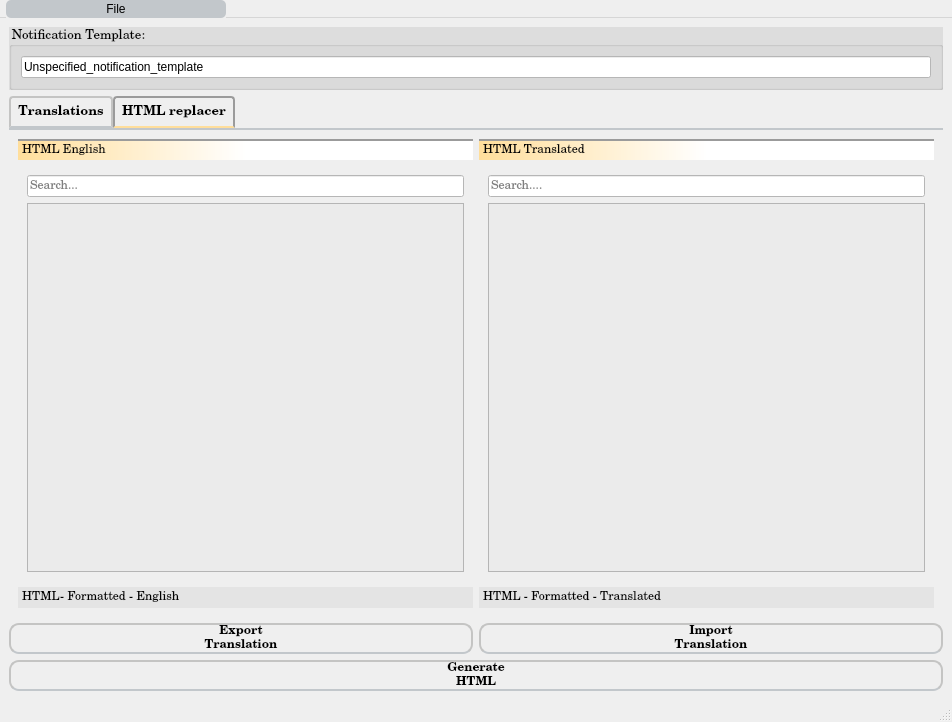
First picture: the form in ILX_translator.ui, repository MassiveSnake/Intelex_notification_translator, before the edit.
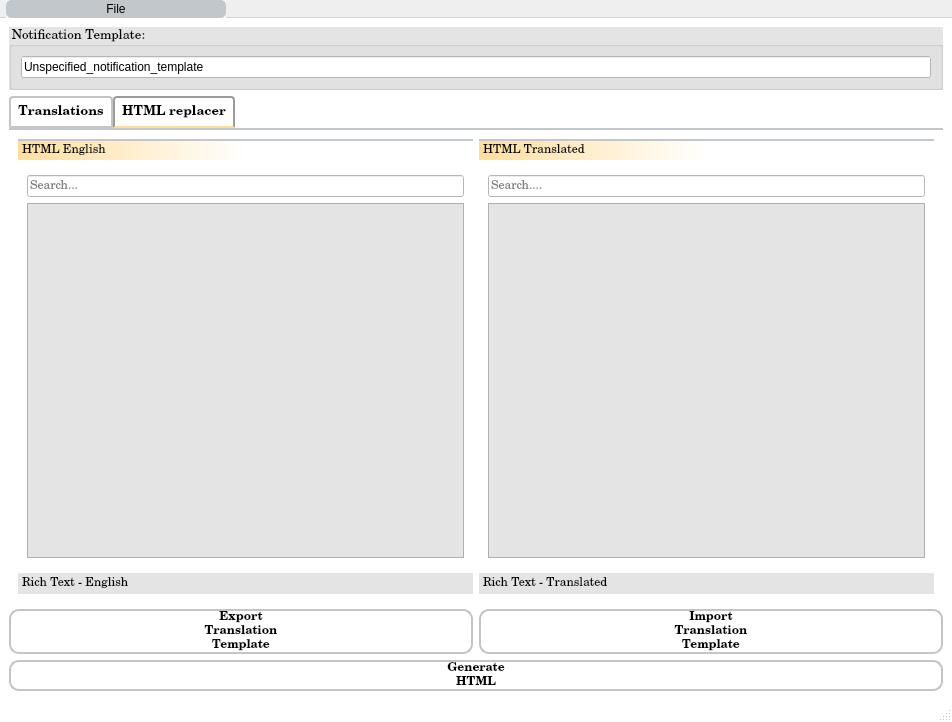
Second picture: the form after the edit.

Commit message: css styling

The edit to the form file:
```diff
--- a/ILX_translator.ui
+++ b/ILX_translator.ui
@@ -23,62 +23,73 @@
    </font>
   </property>
   <property name="windowTitle">
-   <string>MainWindow</string>
+   <string>ILX html Replacer</string>
+  </property>
+  <property name="windowOpacity">
+   <double>1.000000000000000</double>
+  </property>
+  <property name="autoFillBackground">
+   <bool>false</bool>
   </property>
   <property name="styleSheet">
-   <string notr="true">QMenu, QMenuBar {
+   <string notr="true">QMainWindow{
+	background-color: rgb(255, 255, 255); /*White*/
+}
+QWidget#centralwidget{
+	background-color: rgb(255, 255, 255); /*White*/
+}
+QMenu, QMenuBar {
 	width: 200px;
     background-color: qlineargradient(x1:0, y1:0, x2:0, y2:1,
-                                      stop:0 lightgray, stop:1 #9B9B9B);
+                                      stop:0 #e4e4e4, stop:1#ffde9b); /*LightGray top - Gold bottom*/
 }
 QMenu::item, QMenuBar::item {
 	width: 200px;
     spacing: 3px;           
     padding: 2px 10px;
-    background-color:  #C2C7CB;
-    color: rgb(0,0,0);  
+    background-color:  #C2C7CB; /*Dark Grey*/
+    color: rgb(0,0,0);   /*Text = Black */
     border-radius: 5px;
 }
 QMenu::item::selected, QMenuBar::item::selected {    
-    background-color:  #ffde9b;
+    background-color:  #ffde9b; /*Gold*/
 }
 QMenu::item::pressed, QMenuBar::item::pressed {
     background: #ffde9b;
 }
-
-QWidget {	
-background-color:  qlineargradient(x1: 0, y1: 0, x2: 0, y2: 1,
-                                stop: 0.2 #ffffff, stop: 0.5 #ffde9b,
-                                stop: 0.5 #ffde9b, stop: 0.8 #ffffff);
+QWidget#tab_translations, QWidget#tab_html{
+	background-color:  qlineargradient(x1: 0, y1: 0, x2: 0, y2: 1,
+                                stop: 0.2 #ffffff, stop: 0.5 #ffde9b, /*White top - Gold mid*/
+                                stop: 0.5 #ffde9b, stop: 0.8 #ffffff); /*Gold mid - White bottom*/
 }
 QToolBox::tab{
-	background-color: rgb(228, 228, 228);
-
+	background-color: #e4e4e4; /*LightGray*/
+}
+QWidget#page_eng_html, QWidget#page_eng_rich_text, QWidget#page_trans_html, QWidget#page_trans_rich_text, QWidget#scrollAreaWidgetContents {
+	background-color: rgb(255, 255, 255); /*White*/
 }
 QToolBox::tab::hover, QToolBox::tab::selected{
-	background-color: qlineargradient(spread:pad, x1:0, y1:0, x2:1, y2:0, stop:0 #ffde9b, stop:0.5 rgba(255, 255, 255, 255));
+	background-color: qlineargradient(spread:pad, x1:0, y1:0, x2:1, y2:0, stop:0 #ffde9b, stop:0.5 rgba(255, 255, 255, 255)); /*Gold left - White right*/
 }
 QToolBox::tab:selected {
 	border-top : 2px solid;
-    border-color: #9B9B9B;
+    border-color: #C2C7CB; /*DarkGray*/
 }
 QToolBox::tab::hover {
 	border : 2px solid;
     border-color: #9B9B9B;
 }
-
 QGroupBox{
-background-color: #DDDDDD;
+background-color: #e4e4e4; /*LightGray*/
 }
 QTextEdit{
-background-color: #ebebeb;
+background-color: #e4e4e4; /*LightGray*/
 }
 QLineEdit{
-	background-color: rgb(255, 255, 255);
+	background-color: rgb(255, 255, 255); /*White*/
 }
-
 QTabWidget::pane { /* The tab widget frame */
-    border-top: 2px solid #C2C7CB;
+    border-top: 2px solid #C2C7CB; /*DarkGray*/
     position: absolute;
     top: -0.5em;
 }
@@ -320,7 +331,7 @@
                  <x>0</x>
                  <y>0</y>
                  <width>453</width>
-                 <height>408</height>
+                 <height>393</height>
                 </rect>
                </property>
                <attribute name="label">
@@ -356,7 +367,7 @@
                 </rect>
                </property>
                <attribute name="label">
-                <string>HTML- Formatted - English</string>
+                <string>Rich Text - English</string>
                </attribute>
                <layout class="QGridLayout" name="gridLayout_9">
                 <item row="0" column="0">
@@ -402,7 +413,7 @@
                  <x>0</x>
                  <y>0</y>
                  <width>453</width>
-                 <height>408</height>
+                 <height>393</height>
                 </rect>
                </property>
                <attribute name="label">
@@ -438,7 +449,7 @@
                 </rect>
                </property>
                <attribute name="label">
-                <string>HTML - Formatted - Translated</string>
+                <string>Rich Text - Translated</string>
                </attribute>
                <layout class="QGridLayout" name="gridLayout_8">
                 <item row="0" column="0">
@@ -478,7 +489,8 @@
           </property>
           <property name="text">
            <string>Export
-Translation</string>
+Translation
+Template</string>
           </property>
          </widget>
         </item>
@@ -494,7 +506,8 @@
           </property>
           <property name="text">
            <string>Import
-Translation</string>
+Translation
+Template</string>
           </property>
          </widget>
         </item>
```
Left out of the diff: 18 changed lines with no effect on the pictures. The commit also changes 2 other files.
